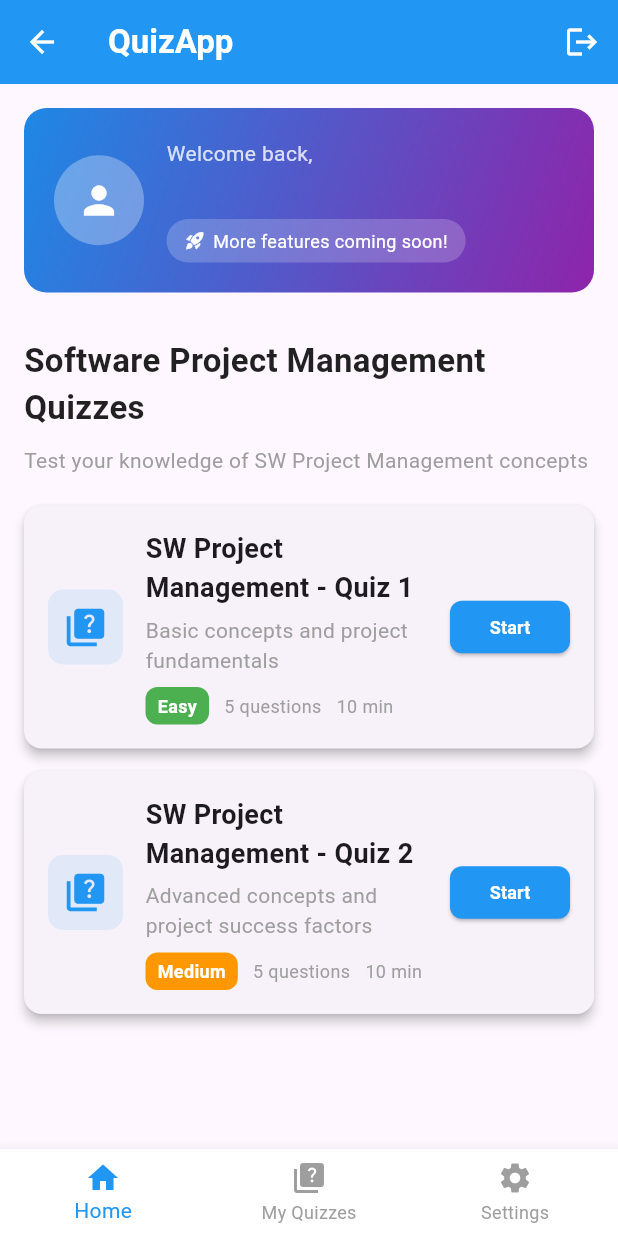
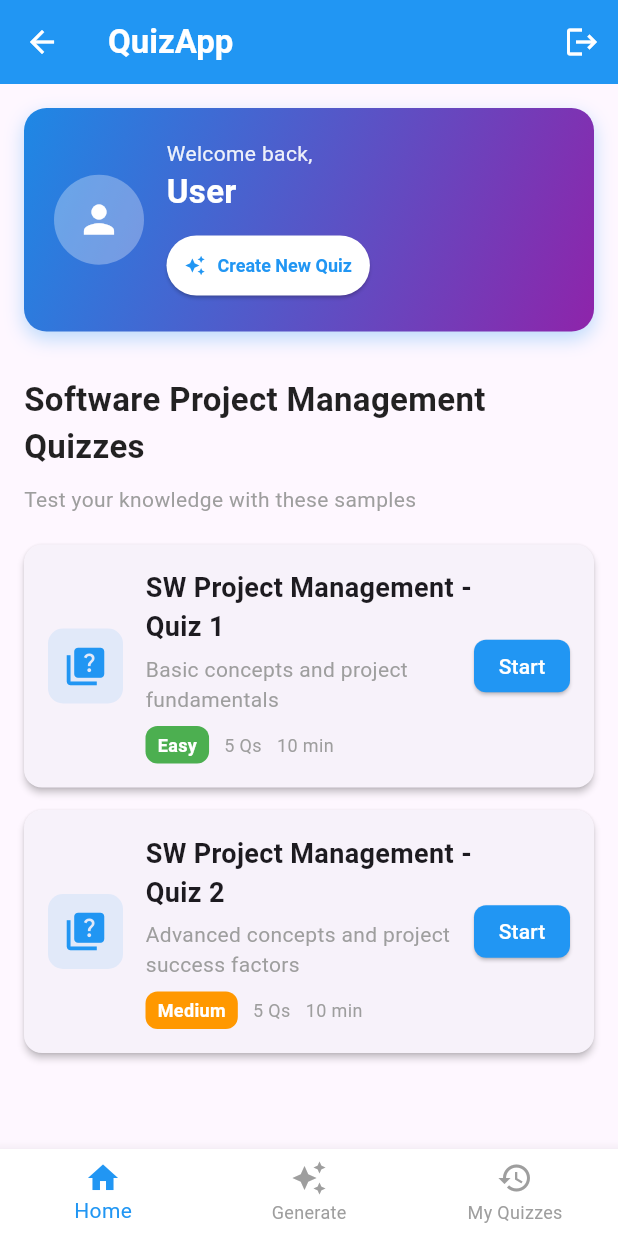
Before and after one commit to Toza-M/quiz_app, a Flutter app: the HomeScreen screen opened by its route, on a phone screen of 412 x 824 dp. Run offline on Flutter 3.47's test engine with Material 3 defaults, Android fonts, the phone set to English and light mode, and no system bars; our stand-ins replace file_picker, shared_preferences; missing offline and left inert: syncfusion_flutter_pdf; accounts and stored records are empty; Roboto replaces fonts that are missing (Times New Roman).

Commit message:
fix bygs in conecction

```diff
--- a/quiz_app/lib/screens/home_screen.dart
+++ b/quiz_app/lib/screens/home_screen.dart
@@ -1,3 +1,4 @@
+import 'dart:convert';
 import 'package:flutter/material.dart';
 import 'package:shared_preferences/shared_preferences.dart';
 import '../services/auth_service.dart';
@@ -5,6 +6,7 @@ import '../data/dummy_data.dart';
 import '../models/quiz_model.dart';
 import 'quiz_session_screen.dart';
 import 'my_quizzes_screen.dart';
+import 'generate_quiz_screen.dart';
 
 class HomeScreen extends StatefulWidget {
   const HomeScreen({super.key});
@@ -19,28 +21,36 @@ class _HomeScreenState extends State<HomeScreen> {
   @override
   void initState() {
     super.initState();
-    _loadUserName();
+    _loadUserData();
   }
 
-  // Fetch the name from shared preferences
-  Future<void> _loadUserName() async {
+  // Load User Data from JSON
+  Future<void> _loadUserData() async {
     final prefs = await SharedPreferences.getInstance();
-    setState(() {
-      // We assume the name is saved with key 'user_name'.
-      // If null, it defaults to 'User'
-      _userName = prefs.getString('user_name') ?? 'User';
-    });
+    final userDataString = prefs.getString('user_data');
+
+    if (userDataString != null) {
+      final userData = jsonDecode(userDataString);
+      setState(() {
+        _userName = userData['username'] ?? 'User';
+      });
+    }
+  }
+
+  void _handleLogout() async {
+    await AuthService.logout();
+    if (!mounted) return;
+    Navigator.pushReplacementNamed(context, '/login');
   }
 
   @override
   Widget build(BuildContext context) {
-    // Ensure DummyData.getDummyQuizzes() returns your list of quizzes
     final quizzes = DummyData.getDummyQuizzes();
 
     return Scaffold(
       appBar: AppBar(
         title: const Text(
-          'QuizApp',
+          'QuizApp', // Kept generic title in AppBar since name is in body now
           style: TextStyle(
             fontFamily: 'Times New Roman',
             fontWeight: FontWeight.bold,
@@ -52,12 +62,8 @@ class _HomeScreenState extends State<HomeScreen> {
         actions: [
           IconButton(
             icon: const Icon(Icons.logout),
-            onPressed: () async {
-              await AuthService.logout();
-              if (mounted) {
-                Navigator.pushReplacementNamed(context, '/login');
-              }
-            },
+            onPressed: _handleLogout,
+            tooltip: 'Logout',
           ),
         ],
       ),
@@ -66,7 +72,7 @@ class _HomeScreenState extends State<HomeScreen> {
         child: Column(
           crossAxisAlignment: CrossAxisAlignment.start,
           children: [
-            // User Welcome Section
+            // --- 1. User Welcome Section (Gradient) ---
             Container(
               width: double.infinity,
               padding: const EdgeInsets.all(20),
@@ -77,10 +83,16 @@ class _HomeScreenState extends State<HomeScreen> {
                   colors: [Colors.blue.shade600, Colors.purple.shade600],
                 ),
                 borderRadius: BorderRadius.circular(15),
+                boxShadow: [
+                  BoxShadow(
+                    color: Colors.blue.withOpacity(0.3),
+                    blurRadius: 10,
+                    offset: const Offset(0, 5),
+                  )
+                ],
               ),
               child: Row(
                 children: [
-                  // User Avatar
                   Container(
                     width: 60,
                     height: 60,
@@ -88,66 +100,55 @@ class _HomeScreenState extends State<HomeScreen> {
                       color: Colors.white.withOpacity(0.3),
                       shape: BoxShape.circle,
                     ),
-                    child: const Icon(
-                      Icons.person,
-                      size: 30,
-                      color: Colors.white,
-                    ),
+                    child:
+                        const Icon(Icons.person, size: 30, color: Colors.white),
                   ),
                   const SizedBox(width: 15),
-                  // User Info
                   Expanded(
                     child: Column(
                       crossAxisAlignment: CrossAxisAlignment.start,
                       children: [
+                        // --- RESTORED NAME HERE ---
                         Text(
                           'Welcome back,',
                           style: TextStyle(
-                            color: Colors.white.withOpacity(0.8),
+                            color: Colors.white.withOpacity(0.9),
                             fontSize: 14,
                             fontFamily: 'Times New Roman',
                           ),
                         ),
                         Text(
-                          _userName, // Uses the state variable
+                          _userName, // Showing the variable again
                           style: const TextStyle(
                             color: Colors.white,
-                            fontSize: 20,
+                            fontSize: 22, // Made slightly bigger
                             fontWeight: FontWeight.bold,
                             fontFamily: 'Times New Roman',
                           ),
                         ),
-                        const SizedBox(height: 5),
-                        // Future Features Indicator
-                        Container(
-                          padding: const EdgeInsets.symmetric(
-                            horizontal: 12,
-                            vertical: 6,
+                        const SizedBox(height: 10),
+
+                        // Kept the Generate button as it's useful, but smaller
+                        ElevatedButton.icon(
+                          onPressed: () {
+                            Navigator.push(
+                              context,
+                              MaterialPageRoute(
+                                  builder: (context) =>
+                                      const GenerateQuizScreen()),
+                            );
+                          },
+                          icon: const Icon(Icons.auto_awesome, size: 14),
+                          label: const Text("Create New Quiz"),
+                          style: ElevatedButton.styleFrom(
+                            backgroundColor: Colors.white,
+                            foregroundColor: Colors.blue,
+                            padding: const EdgeInsets.symmetric(
+                                horizontal: 12, vertical: 6),
+                            textStyle: const TextStyle(
+                                fontWeight: FontWeight.bold, fontSize: 12),
                           ),
-                          decoration: BoxDecoration(
-                            color: Colors.white.withOpacity(0.2),
-                            borderRadius: BorderRadius.circular(20),
-                          ),
-                          child: Row(
-                            mainAxisSize: MainAxisSize.min,
-                            children: [
-                              const Icon(
-                                Icons.rocket_launch,
-                                size: 14,
-                                color: Colors.white,
-                              ),
-                              const SizedBox(width: 5),
-                              const Text(
-                                'More features coming soon!',
-                                style: TextStyle(
-                                  color: Colors.white,
-                                  fontSize: 12,
-                                  fontFamily: 'Times New Roman',
-                                ),
-                              ),
-                            ],
-                          ),
-                        ),
+                        )
                       ],
                     ),
                   ),
@@ -156,7 +157,7 @@ class _HomeScreenState extends State<HomeScreen> {
             ),
             const SizedBox(height: 30),
 
-            // Quizzes Section Header
+            // --- 2. Quizzes Section Header ---
             const Text(
               'Software Project Management Quizzes',
               style: TextStyle(
@@ -168,7 +169,7 @@ class _HomeScreenState extends State<HomeScreen> {
             ),
             const SizedBox(height: 10),
             const Text(
-              'Test your knowledge of SW Project Management concepts',
+              'Test your knowledge with these samples',
               style: TextStyle(
                 fontSize: 14,
                 color: Colors.grey,
@@ -177,7 +178,7 @@ class _HomeScreenState extends State<HomeScreen> {
             ),
             const SizedBox(height: 20),
 
-            // Quizzes List
+            // --- 3. Quizzes List ---
             ListView.builder(
               shrinkWrap: true,
               physics: const NeverScrollableScrollPhysics(),
@@ -192,31 +193,32 @@ class _HomeScreenState extends State<HomeScreen> {
           ],
         ),
       ),
-      // Bottom Navigation Bar
+
+      // --- Bottom Navigation Bar ---
       bottomNavigationBar: BottomNavigationBar(
         backgroundColor: Colors.white,
         selectedItemColor: Colors.blue,
         unselectedItemColor: Colors.grey,
         currentIndex: 0,
+        type: BottomNavigationBarType.fixed,
         items: const [
           BottomNavigationBarItem(icon: Icon(Icons.home), label: 'Home'),
-          BottomNavigationBarItem(icon: Icon(Icons.quiz), label: 'My Quizzes'),
           BottomNavigationBarItem(
-            icon: Icon(Icons.settings),
-            label: 'Settings',
-          ),
+              icon: Icon(Icons.auto_awesome), label: 'Generate'),
+          BottomNavigationBarItem(
+              icon: Icon(Icons.history), label: 'My Quizzes'),
         ],
         onTap: (index) {
           if (index == 1) {
             Navigator.push(
               context,
+              MaterialPageRoute(
+                  builder: (context) => const GenerateQuizScreen()),
+            );
+          } else if (index == 2) {
+            Navigator.push(
+              context,
               MaterialPageRoute(builder: (context) => const MyQuizzesScreen()),
-            );
-            return;
-          }
-          if (index == 2) {
-            ScaffoldMessenger.of(context).showSnackBar(
-              const SnackBar(content: Text('Settings screen coming soon!')),
             );
           }
         },
@@ -225,7 +227,7 @@ class _HomeScreenState extends State<HomeScreen> {
   }
 }
 
-// Quiz Card Widget
+// --- Quiz Card Widget (Unchanged) ---
 class QuizCard extends StatelessWidget {
   final Quiz quiz;
 
@@ -234,14 +236,13 @@ class QuizCard extends StatelessWidget {
   @override
   Widget build(BuildContext context) {
     return Card(
-      elevation: 3,
+      elevation: 2,
       margin: const EdgeInsets.only(bottom: 0),
       shape: RoundedRectangleBorder(borderRadius: BorderRadius.circular(12)),
       child: Padding(
         padding: const EdgeInsets.all(16.0),
         child: Row(
           children: [
-            // Quiz Icon
             Container(
               width: 50,
               height: 50,
@@ -252,7 +253,6 @@ class QuizCard extends StatelessWidget {
               child: const Icon(Icons.quiz, color: Colors.blue, size: 30),
             ),
             const SizedBox(width: 15),
-            // Quiz Info
             Expanded(
               child: Column(
                 crossAxisAlignment: CrossAxisAlignment.start,
@@ -279,12 +279,9 @@ class QuizCard extends StatelessWidget {
                   const SizedBox(height: 8),
                   Row(
                     children: [
-                      // Difficulty
                       Container(
                         padding: const EdgeInsets.symmetric(
-                          horizontal: 8,
-                          vertical: 4,
-                        ),
+                            horizontal: 8, vertical: 4),
                         decoration: BoxDecoration(
                           color: _getDifficultyColor(quiz.difficulty),
                           borderRadius: BorderRadius.circular(8),
@@ -295,38 +292,27 @@ class QuizCard extends StatelessWidget {
                             color: Colors.white,
                             fontSize: 12,
                             fontWeight: FontWeight.bold,
-                            fontFamily: 'Times New Roman',
                           ),
                         ),
                       ),
                       const SizedBox(width: 10),
-                      // Questions Count
                       Text(
-                        '${quiz.questionCount} questions',
-                        style: const TextStyle(
-                          fontSize: 12,
-                          color: Colors.grey,
-                          fontFamily: 'Times New Roman',
-                        ),
+                        '${quiz.questionCount} Qs',
+                        style:
+                            const TextStyle(fontSize: 12, color: Colors.grey),
                       ),
                       const SizedBox(width: 10),
-                      // Time
                       Text(
                         '${quiz.duration} min',
-                        style: const TextStyle(
-                          fontSize: 12,
-                          color: Colors.grey,
-                          fontFamily: 'Times New Roman',
-                        ),
+                        style:
+                            const TextStyle(fontSize: 12, color: Colors.grey),
                       ),
                     ],
                   ),
                 ],
               ),
             ),
-            // Start Button
-            Container(
-              width: 80,
+            SizedBox(
               height: 35,
               child: ElevatedButton(
                 onPressed: () {
@@ -343,16 +329,9 @@ class QuizCard extends StatelessWidget {
                   shape: RoundedRectangleBorder(
                     borderRadius: BorderRadius.circular(8),
                   ),
-                  padding: EdgeInsets.zero,
+                  padding: const EdgeInsets.symmetric(horizontal: 12),
                 ),
-                child: const Text(
-                  'Start',
-                  style: TextStyle(
-                    fontSize: 12,
-                    fontWeight: FontWeight.bold,
-                    fontFamily: 'Times New Roman',
-                  ),
-                ),
+                child: const Text('Start'),
               ),
             ),
           ],
```
Also changed, not shown: quiz_app/lib/screens/quiz_session_screen.dart (+17 -7 lines), quiz_app/lib/screens/score_screen.dart (+21 -13 lines), quiz_app/lib/services/auth_service.dart (+41 -62 lines), quiz_app/lib/screens/get_started_screen.dart (line endings or trailing spaces), 3 other files.
